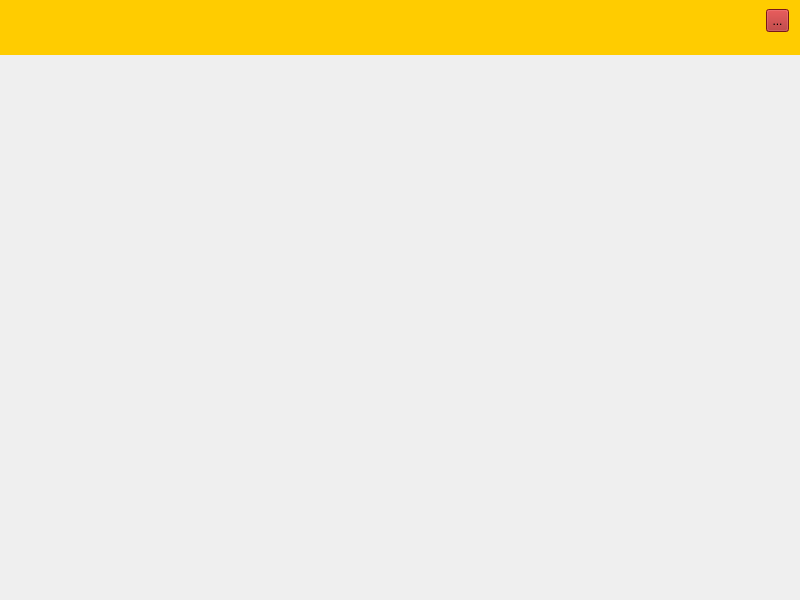
The window that ui/menu/MenuWidget.ui (Blvckout-dev/raytracer) describes before a commit, drawn with Qt 5.
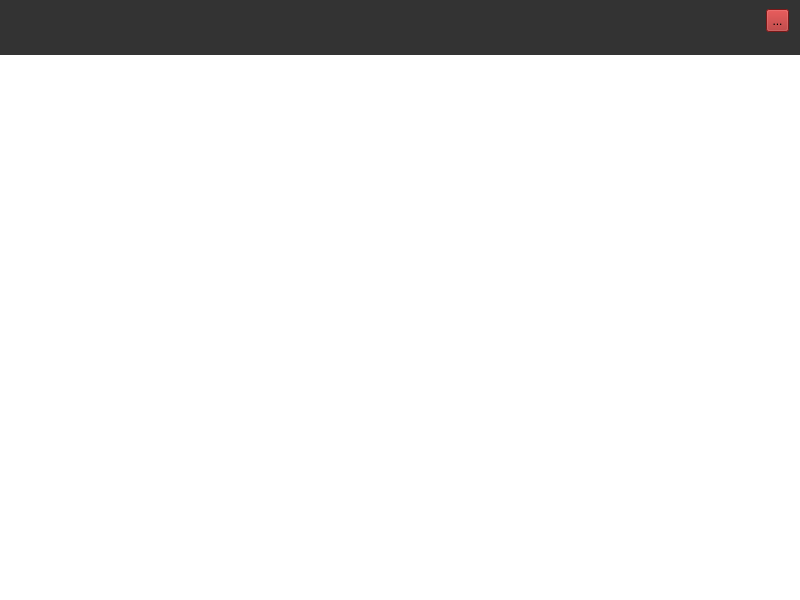
The same window after the commit. Custom widgets are drawn as their Qt base class.

Commit message: chore(style): Align UI colors with DefaultColors definitions

What changed in the file:
```diff
--- a/ui/menu/MenuWidget.ui
+++ b/ui/menu/MenuWidget.ui
@@ -16,6 +16,9 @@
     <verstretch>0</verstretch>
    </sizepolicy>
   </property>
+  <property name="styleSheet">
+   <string notr="true">background-color:rgba(0, 0, 0, 0)</string>
+  </property>
   <layout class="QVBoxLayout" name="verticalLayout" stretch="1,10">
    <property name="spacing">
     <number>0</number>
@@ -26,7 +29,7 @@
    <item>
     <widget class="QFrame" name="menuOptionsFrame">
      <property name="styleSheet">
-      <string>background-color: #ffcc00;</string>
+      <string notr="true">background-color: #333333</string>
      </property>
      <layout class="QHBoxLayout" name="horizontalLayout">
       <item>
```
Left out of the diff: 3 changed lines with no effect on the pictures. The commit also changes 1 other file.
